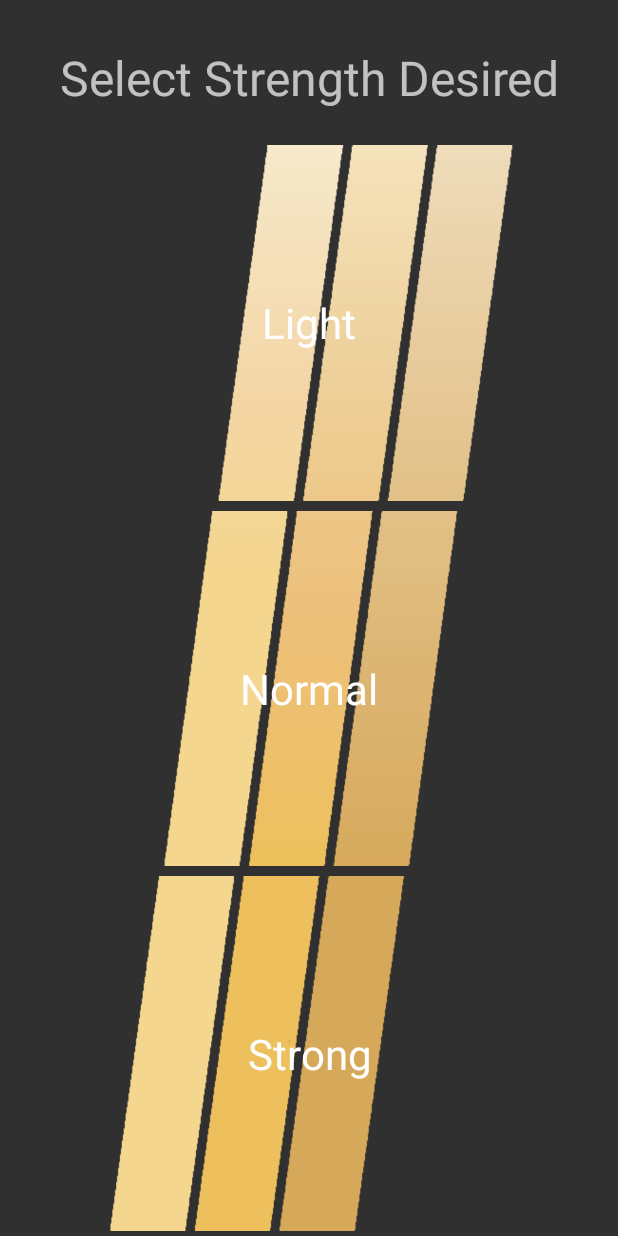
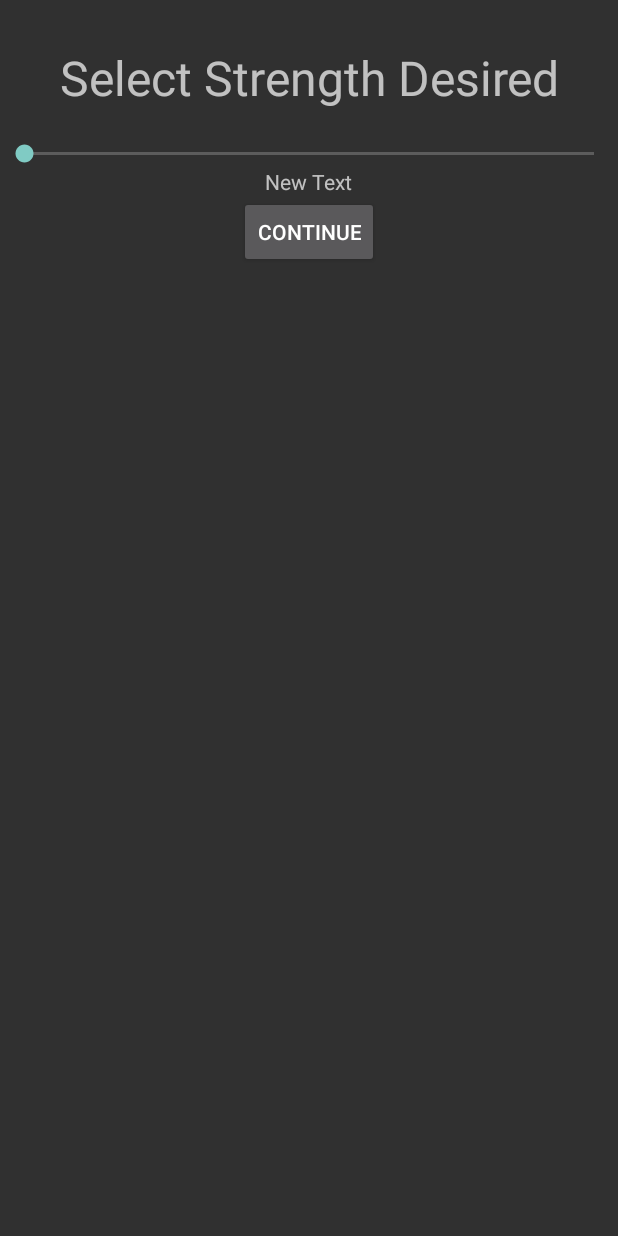
Before and after one commit to aprestona/Steeped., an Android app: the StrengthDesire screen opened directly, with no data from a screen before it, on a phone screen of 412 x 824 dp. Run offline under Robolectric (Android 15) with nearby library versions, the phone set to English and light mode, and no system bars.

Commit message:
Added seek bar

```diff
--- a/app/src/main/java/sonsoflibertea/steeped/StrengthDesire.java
+++ b/app/src/main/java/sonsoflibertea/steeped/StrengthDesire.java
@@ -9,18 +9,20 @@ import android.view.View;
 import android.view.View.OnClickListener;
 import android.view.ViewGroup;
 import android.widget.Button;
+import android.widget.SeekBar;
 import android.widget.TextView;
 
 /**
  * Created by a on 2015/4/6.
  */
-public class StrengthDesire extends Activity implements OnClickListener {
+public class StrengthDesire extends Activity implements SeekBar.OnSeekBarChangeListener {
 
-    private TextView tv_sd;
-    private Button buttonsd_light;
-    private Button buttonsd_normal;
-    private Button buttonsd_strong;
- // This was fond on the internet...
+    private TextView tv_sd;                                                                         // Declare activity label text
+    private SeekBar bar;                                                                            // Declare seekbar object
+    private TextView textProgress;                                                                  // Declare seekbar progress text
+    private Button continueButton;                                                                  // Declare continue button
+    float strengthDesire;
+                                                                                                    // This was found on the internet...
     @Override
     protected void onDestroy() {
         super.onDestroy();
@@ -41,83 +43,56 @@ public class StrengthDesire extends Activity implements OnClickListener {
         }
     }
 
-
-
     @Override
     protected void onCreate(Bundle savedInstanceState) {
                                                                                                     //The super keyword is used to refer to the parent class in java
         super.onCreate(savedInstanceState);
-
                                                                                                     //How the activity actually looks is inside main.xml, inside the layout folder
-        setContentView(R.layout.strength_desire);
-
-
-        tv_sd = (TextView) findViewById(R.id.tv_sd);
-
-        buttonsd_light = (Button) findViewById(R.id.sd_light);
-        buttonsd_normal = (Button) findViewById(R.id.sd_normal);
-        buttonsd_strong = (Button) findViewById(R.id.sd_strong);
-
-
-		/*The buttons now have onClickListeners set, a method/function of the button class
-		 * to start a new activity/intent when pressed. In this case, pressing a button
-		 * will go to the results page.
-		 * */
-
-        buttonsd_light.setOnClickListener(this);
-        buttonsd_normal.setOnClickListener(this);
-        buttonsd_strong.setOnClickListener(this);
-
+        setContentView(R.layout.strength_desire);                                                   // Setting layout view
+        tv_sd = (TextView) findViewById(R.id.tv_sd);                                                // Make activity instruction text
+        bar = (SeekBar)findViewById(R.id.seekBar);                                                  // Make seekbar object
+        bar.setOnSeekBarChangeListener(this);                                                       // Set seekbar listener.
+        textProgress = (TextView)findViewById(R.id.textProgress);                                   // Make progress text
+        continueButton = (Button)findViewById(R.id.continueButton);                                 // Make continue button
     }
 
     @Override
-	/*onClick is what is called when the buttons are pressed and they take in Views as arguments
-	 * as buttons are children of the view class, buttons can polymorphically be passed in. The button
-	 * that called the onClick is automatically fed in*/
-    public void onClick(View v) {
-        float StrengthDesire = 0; // Type of strength desired.. not sure if going to be used yet..
-        SharedPreferences prefs = this.getSharedPreferences("com.example.app", Context.MODE_PRIVATE);
-
-
-        //The switch statements grab the id values of the button pressed
-        switch (v.getId()) {
-
-
-            case R.id.sd_light: {
-                StrengthDesire = 0.75f;
-
-                break;
+    public void onProgressChanged(SeekBar seekBar, int progress, boolean fromUser) {
+        if (progress <= 33) {
+            textProgress.setText("Mild");                                                           // Changes text to mild if slider within lower 1/3
         }
-            case R.id.sd_normal: {
-                StrengthDesire = 1.0f;
-
-                break;
+        if (progress > 33 && progress <= 66) {
+            textProgress.setText("Medium");                                                         // Changes text to medium if slider within middle 1/3
         }
-            case R.id.sd_strong: {
-                StrengthDesire = 1.25f;
-
-                break;
+        if (progress > 66 && progress <= 100) {
+            textProgress.setText("Strong");                                                         // Changes text to medium if slider within upper 1/3
+        }
+        strengthDesire = 0.75f + (progress/200);                                                    // Adjusts strengthDesire variable based on seekbar progress
     }
 
-            default: {
-                break;
+    public void onStartTrackingTouch(SeekBar seekBar) {                                             // Required for some reason
     }
+
+    public void onStopTrackingTouch(SeekBar seekBar) {
+        seekBar.setSecondaryProgress(seekBar.getProgress());                                        // Set the shade of the previous value.
     }
-        // This passes the correct arguments to the next screen and launches the next activity
-        prefs.edit().putFloat("com.example.app.strength", StrengthDesire).apply();
+
+    public void continueButtonClk(View v)                                                           // Ran when continueButton pressed
+    {
+        SharedPreferences prefs = this.getSharedPreferences("com.example.app",                      // Used for sharing data between activities
+                Context.MODE_PRIVATE);
+        prefs.edit().putFloat("com.example.app.strength", strengthDesire).apply();                  // This passes the correct arguments to the next screen and launches the next activity
         launchNextActivity();
     }
+
     private void launchNextActivity()
     {
-
+        Intent nextActivity = new Intent(StrengthDesire.this, Timer.class);
                                                                                                     /*The intent class represents an action is used to "load" activities into a variable so they can be passed in and launched from
                                                                                                      * the startActivity method. Basic intents take two arguments, the current class(.java) and the class(.java) that the app will move to
                                                                                                      *  The line below initializes an Intent named resultActivity and passes in (Main.this,Result.class) much like the this-> pointer in C++,
                                                                                                      *  the this keyword in java is used by classes to reference themselves*/
-        Intent nextActivity = new Intent(StrengthDesire.this, Timer.class);
-
-
-//        Launches the new activity
+                                                                                                    // Launches the new activity
         startActivity(nextActivity);
     }
 }
--- a/app/src/main/res/layout/strength_desire.xml
+++ b/app/src/main/res/layout/strength_desire.xml
@@ -31,41 +31,25 @@
         android:layout_width="match_parent"
         android:layout_height="fill_parent">
 
-        <Button
-            android:id="@+id/sd_light"
-            android:layout_width="fill_parent"
-            android:layout_height="fill_parent"
-            android:layout_gravity="center_vertical"
-            android:text="@string/buttonsd_light"
-            android:layout_weight="1"
-            android:textSize="28sp"
-            style="@style/AppTheme"
-            android:layout_margin="3dp"
-            android:background="@drawable/light"
-            android:adjustViewBounds="false" />
+        <SeekBar
+            android:layout_width="match_parent"
+            android:layout_height="wrap_content"
+            android:id="@+id/seekBar" />
+
+        <TextView
+            android:layout_width="wrap_content"
+            android:layout_height="wrap_content"
+            android:text="New Text"
+            android:id="@+id/textProgress"
+            android:layout_gravity="center_horizontal" />
 
         <Button
-            android:id="@+id/sd_normal"
-            android:layout_width="fill_parent"
-            android:layout_height="fill_parent"
+            android:layout_width="wrap_content"
+            android:layout_height="wrap_content"
+            android:text="Continue"
+            android:id="@+id/continueButton"
             android:layout_gravity="center_horizontal"
-            android:text="@string/buttonsd_normal"
-            android:layout_weight="1"
-            android:textSize="28sp"
-            style="@style/AppTheme"
-            android:layout_margin="3dp"
-            android:background="@drawable/medium" />
-
-        <Button
-            android:id="@+id/sd_strong"
-            android:layout_width="fill_parent"
-            android:layout_height="fill_parent"
-            android:text="@string/buttonsd_strong"
-            android:layout_weight="1"
-            android:textSize="28sp"
-            style="@style/AppTheme"
-            android:layout_margin="3dp"
-            android:background="@drawable/heavy" />
+            android:onClick="continueButtonClk"/>
     </LinearLayout>
 
 
```
Lines whose indentation alone changed are shown as unchanged.
